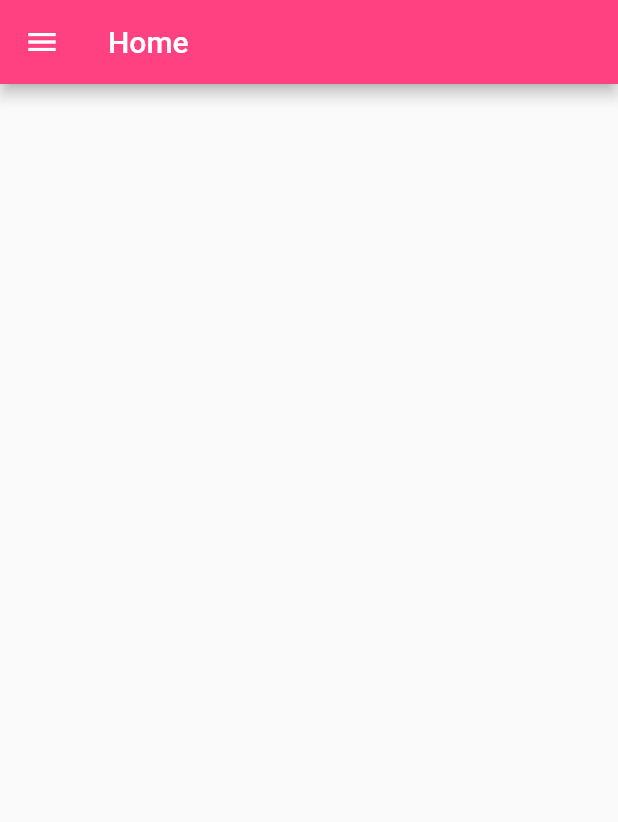
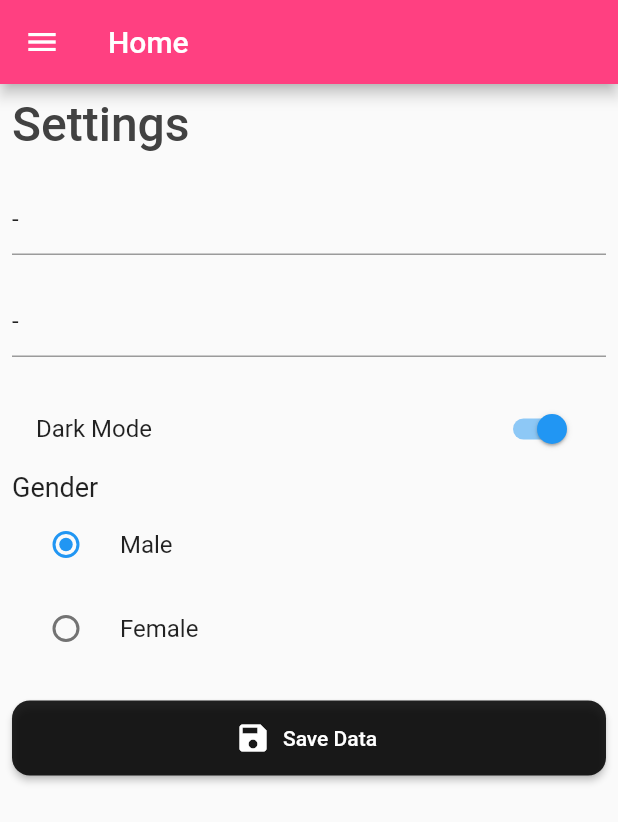
Before and after one commit to RevengeHunter/flutter_codigo5_sp, a Flutter app: the screen it shows after launch, on a phone screen of 412 x 824 dp. Shown: the top 822 px of the screen. Run offline on Flutter 3.47's test engine with Material 2 defaults, Android fonts, the phone set to English and light mode, and no system bars; our stand-ins replace shared_preferences.

```diff
--- a/lib/main.dart
+++ b/lib/main.dart
@@ -1,5 +1,6 @@
 import 'package:flutter/cupertino.dart';
 import 'package:flutter/material.dart';
+import 'package:flutter_codigo5_sp/pages/counter_page.dart';
 import 'package:flutter_codigo5_sp/pages/home_page.dart';
 
 void main(){
--- a/lib/pages/home_page.dart
+++ b/lib/pages/home_page.dart
@@ -1,4 +1,5 @@
 import 'package:flutter/material.dart';
+import 'package:shared_preferences/shared_preferences.dart';
 
 class HomePage extends StatefulWidget {
   @override
@@ -13,7 +14,8 @@ class _HomePageState extends State<HomePage> {
   @override
   initState() {
     super.initState();
-    getData();
+    // getData();
+    _getDataFull();
   }
 
   /*Obteniendo el valor de la funcion asincrona*/
@@ -53,6 +55,34 @@ class _HomePageState extends State<HomePage> {
     });
   }
 
+  TextEditingController _txtFullName = TextEditingController();
+  TextEditingController _txtAddress = TextEditingController();
+
+  bool darkMode = false;
+  int valueGender = 1;
+
+  String fullNameSaved = "";
+  String fullAddressSaved = "";
+
+  _saveData() async {
+    SharedPreferences prefers = await SharedPreferences.getInstance();
+    prefers.setString("name", _txtFullName.text);
+    prefers.setString("address", _txtAddress.text);
+    prefers.setBool("darkMode", darkMode);
+    prefers.setInt("gender", valueGender);
+  }
+
+  _getDataFull() async {
+    SharedPreferences prefers = await SharedPreferences.getInstance();
+    _txtFullName.text = prefers.getString("name") ?? '-';
+    _txtAddress.text = prefers.getString("address") ?? '-';
+    fullNameSaved = prefers.getString("name") ?? '-';
+    fullAddressSaved = prefers.getString("address") ?? '-';
+    darkMode = prefers.getBool("darkMode") ?? true;
+    valueGender = prefers.getInt("gender") ?? 1;
+    setState(() {});
+  }
+
   @override
   Widget build(BuildContext context) {
     return Scaffold(
@@ -88,7 +118,7 @@ class _HomePageState extends State<HomePage> {
                       height: 8.0,
                     ),
                     Text(
-                          "Pedro Catbell",
+                      fullNameSaved,
                       style: TextStyle(
                         fontSize: 20.0,
                         color: Colors.white,
@@ -99,7 +129,7 @@ class _HomePageState extends State<HomePage> {
                       height: 4.0,
                     ),
                     Text(
-                          "Administrador",
+                      fullAddressSaved,
                       style: TextStyle(
                         fontSize: 14.0,
                         color: Colors.white70,
@@ -122,14 +152,125 @@ class _HomePageState extends State<HomePage> {
               leading: Icon(Icons.lock),
               title: Text("Change Password"),
             ),
-            Divider(thickness: 0.6,indent: 22,endIndent: 22,),
+            Divider(
+              thickness: 0.6,
+              indent: 22,
+              endIndent: 22,
+            ),
             ListTile(
-              leading: Icon(Icons.exit_to_app,),
+              leading: Icon(
+                Icons.exit_to_app,
+              ),
               title: Text("Log Out"),
             ),
           ],
         ),
       ),
+      body: SingleChildScrollView(
+        child: Padding(
+          padding: const EdgeInsets.all(8.0),
+          child: Column(
+            crossAxisAlignment: CrossAxisAlignment.start,
+            children: [
+              Text(
+                "Settings",
+                style: TextStyle(
+                  fontSize: 32,
+                  fontWeight: FontWeight.w500,
+                  color: Color(0xff424242),
+                ),
+              ),
+              const SizedBox(
+                height: 20.0,
+              ),
+              TextField(
+                controller: _txtFullName,
+                decoration: InputDecoration(
+                  hintText: "Full Name",
+                ),
+              ),
+              const SizedBox(
+                height: 20.0,
+              ),
+              TextField(
+                controller: _txtAddress,
+                decoration: InputDecoration(hintText: "Address"),
+              ),
+              const SizedBox(
+                height: 20.0,
+              ),
+              // Switch(
+              //   value: true,
+              //   onChanged: (bool value) {},
+              // ),
+              SwitchListTile(
+                title: Text(
+                  "Dark Mode",
+                ),
+                value: darkMode,
+                onChanged: (bool value) {
+                  darkMode = value;
+                  setState(() {});
+                },
+              ),
+              /*En el radio el value y el groupValue debe coincidir*/
+              // Radio(
+              //   value: 2,
+              //   groupValue: 1,
+              //   onChanged: (value) {
+              //     print(value.toString());
+              //   },
+              // ),
+              Text("Gender",style: TextStyle(fontSize: 18.0,),),
+              RadioListTile(
+                title: Text("Male",),
+                value: 1,
+                groupValue: valueGender,
+                onChanged: (int? value) {
+                  valueGender = value!;
+                  setState(() {
+
+                  });
+                },
+              ),
+              RadioListTile(
+                title: Text("Female",),
+                value: 2,
+                groupValue: valueGender,
+                onChanged: (int? value) {
+                  valueGender = value!;
+                  setState(() {
+
+                  });
+                },
+              ),
+              const SizedBox(
+                height: 20.0,
+              ),
+              SizedBox(
+                width: double.infinity,
+                height: 50.0,
+                child: ElevatedButton.icon(
+                  icon: Icon(Icons.save),
+                  style: ElevatedButton.styleFrom(
+                    shape: RoundedRectangleBorder(
+                      borderRadius: BorderRadius.circular(12.0),
+                    ),
+                    primary: Colors.black87,
+                  ),
+                  onPressed: () {
+                    _saveData();
+                    setState(() {});
+                  },
+                  label: const Text(
+                    "Save Data",
+                  ),
+                ),
+              ),
+            ],
+          ),
+        ),
+      ),
     );
   }
 }
--- a/pubspec.yaml
+++ b/pubspec.yaml
@@ -45,6 +45,7 @@ dev_dependencies:
   # package. See that file for information about deactivating specific lint
   # rules and activating additional ones.
   flutter_lints: ^1.0.0
+  shared_preferences: ^2.0.15
 
 # For information on the generic Dart part of this file, see the
 # following page: https://dart.dev/tools/pub/pubspec
```
Also changed, not shown: lib/pages/counter_page.dart (added, +72 -0 lines), pubspec.lock. Lines whose indentation alone changed are shown as unchanged.
